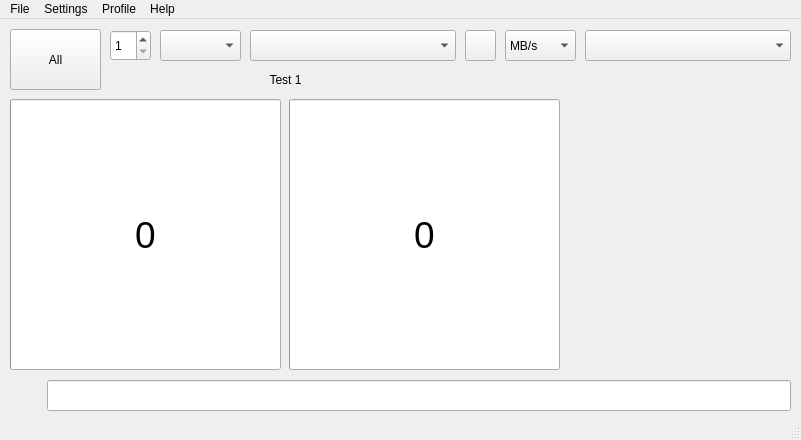
This is src/mainwindow.ui in JonMagon/KDiskMark as Qt 5 draws it before an edit. The edited form follows.
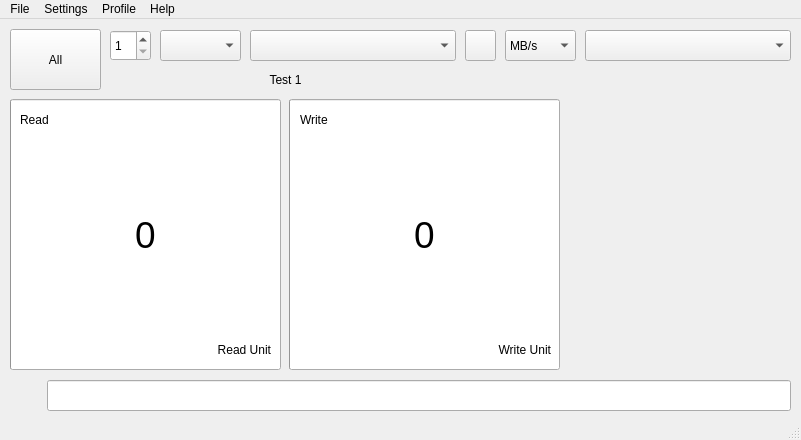
This is the edited form. The open tabs and pages were chosen to show the change. Icons and pictures are not drawn.

Commit message: Add a comparison unit to the demo profile

Diff of the .ui file:
```diff
--- a/src/mainwindow.ui
+++ b/src/mainwindow.ui
@@ -900,6 +900,88 @@
        <bool>true</bool>
       </property>
      </widget>
+     <widget class="QLabel" name="label_Read_2">
+      <property name="geometry">
+       <rect>
+        <x>10</x>
+        <y>80</y>
+        <width>251</width>
+        <height>21</height>
+       </rect>
+      </property>
+      <property name="minimumSize">
+       <size>
+        <width>0</width>
+        <height>20</height>
+       </size>
+      </property>
+      <property name="text">
+       <string>Read</string>
+      </property>
+     </widget>
+     <widget class="QLabel" name="label_Write_2">
+      <property name="geometry">
+       <rect>
+        <x>290</x>
+        <y>80</y>
+        <width>251</width>
+        <height>21</height>
+       </rect>
+      </property>
+      <property name="minimumSize">
+       <size>
+        <width>0</width>
+        <height>20</height>
+       </size>
+      </property>
+      <property name="text">
+       <string>Write</string>
+      </property>
+     </widget>
+     <widget class="QLabel" name="label_Unit_Write_Demo">
+      <property name="geometry">
+       <rect>
+        <x>290</x>
+        <y>310</y>
+        <width>251</width>
+        <height>21</height>
+       </rect>
+      </property>
+      <property name="minimumSize">
+       <size>
+        <width>0</width>
+        <height>20</height>
+       </size>
+      </property>
+      <property name="text">
+       <string>Write Unit</string>
+      </property>
+      <property name="alignment">
+       <set>Qt::AlignRight|Qt::AlignTrailing|Qt::AlignVCenter</set>
+      </property>
+     </widget>
+     <widget class="QLabel" name="label_Unit_Read_Demo">
+      <property name="geometry">
+       <rect>
+        <x>10</x>
+        <y>310</y>
+        <width>251</width>
+        <height>21</height>
+       </rect>
+      </property>
+      <property name="minimumSize">
+       <size>
+        <width>0</width>
+        <height>20</height>
+       </size>
+      </property>
+      <property name="text">
+       <string notr="true">Read Unit</string>
+      </property>
+      <property name="alignment">
+       <set>Qt::AlignRight|Qt::AlignTrailing|Qt::AlignVCenter</set>
+      </property>
+     </widget>
     </widget>
    </widget>
    <zorder>stackedWidget</zorder>
```
The commit also changes 1 other file.
